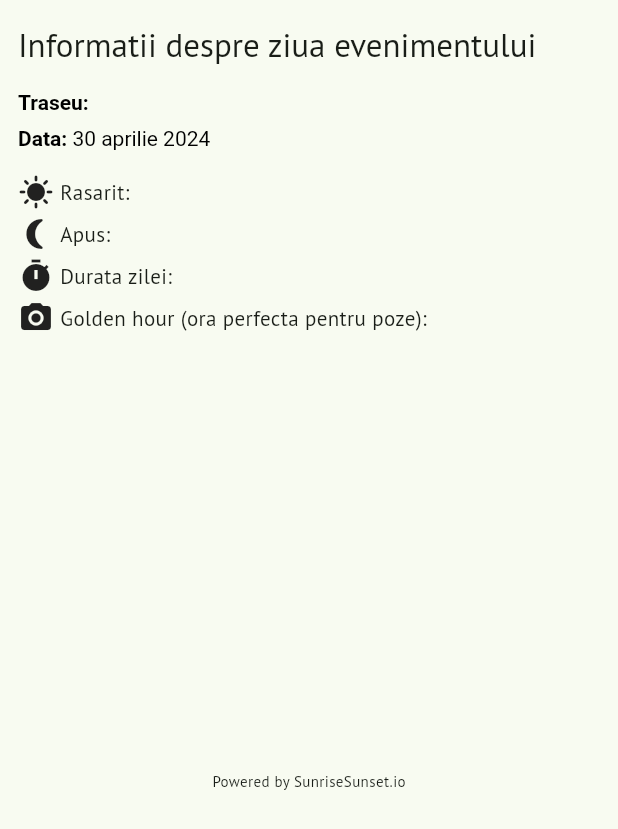
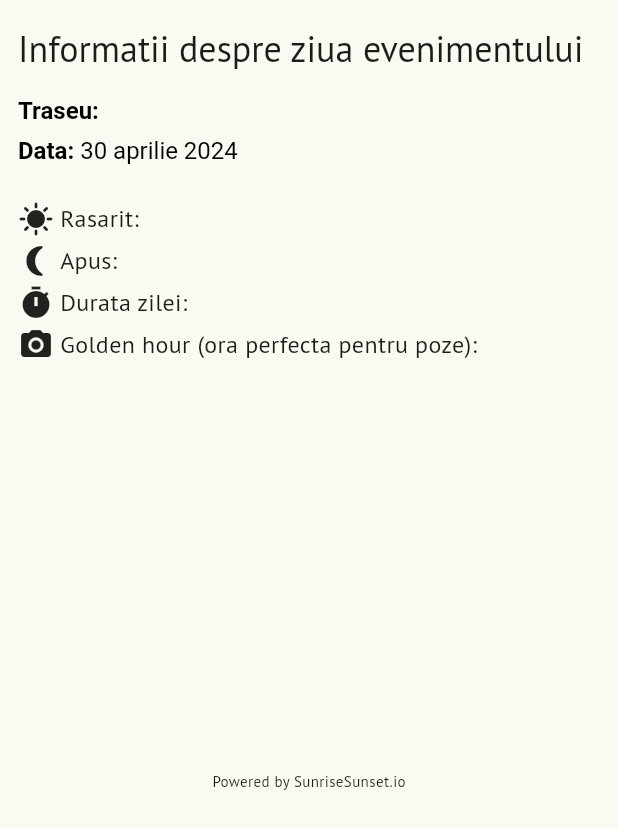
Before and after one commit to Berejnec/HikeConnect, a Flutter app: the _SunriseSunsetModalContent widget shown alone on an empty page, opened directly with empty values, on a phone screen of 412 x 824 dp. Shown: the top 829 px of the screen. Run offline on Flutter 3.47's test engine with Material 3 defaults, Android fonts, the phone set to English and light mode, and no system bars; our stand-ins replace bloc, carousel_slider, cloud_firestore, convex_bottom_bar, dio, firebase_auth and 11 more; missing offline and left inert: side_sheet; accounts and stored records are empty.

Commit message:
UI improvements

```diff
--- a/lib/features/events/chat/chat_room_screen.dart
+++ b/lib/features/events/chat/chat_room_screen.dart
@@ -3,6 +3,7 @@ import 'package:flutter/material.dart';
 import 'package:flutter_bloc/flutter_bloc.dart';
 import 'package:hike_connect/features/auth/auth_cubit.dart';
 import 'package:hike_connect/features/events/chat/chat_messages.dart';
+import 'package:hike_connect/theme/hike_color.dart';
 
 class ChatRoomScreen extends StatefulWidget {
   final String eventId;
@@ -64,7 +65,7 @@ class _ChatRoomScreenState extends State<ChatRoomScreen> {
                         _messageController.clear();
                       }
                     },
-                    icon: const Icon(Icons.send),
+                    icon: const Icon(Icons.send, color: HikeColor.primaryColor),
                   ),
                 ],
               ),
--- a/lib/features/events/events_screen.dart
+++ b/lib/features/events/events_screen.dart
@@ -10,12 +10,12 @@ import 'package:gap/gap.dart';
 import 'package:google_maps_flutter/google_maps_flutter.dart';
 import 'package:hike_connect/features/auth/auth_cubit.dart';
 import 'package:hike_connect/features/emergency/emergency_tabs_screen.dart';
-import 'package:hike_connect/features/events/chat/chat_messages.dart';
 import 'package:hike_connect/features/events/chat/chat_room_screen.dart';
 import 'package:hike_connect/models/event_participant.dart';
 import 'package:hike_connect/models/hike_event.dart';
 import 'package:hike_connect/models/hiker_user.dart';
 import 'package:hike_connect/theme/hike_color.dart';
+import 'package:hike_connect/utils/widgets/icon_text_row.dart';
 import 'package:intl/intl.dart';
 import 'package:url_launcher/url_launcher.dart';
 
@@ -97,7 +97,8 @@ class _EventsPageState extends State<EventsScreen> {
             Text('Evenimente '),
             Text(
               'HikeConnect',
-              style: TextStyle(fontSize: 16.0, fontWeight: FontWeight.bold, fontStyle: FontStyle.italic),
+              style: TextStyle(
+                  fontSize: 16.0, fontWeight: FontWeight.bold, fontStyle: FontStyle.italic),
             ),
           ],
         ),
@@ -130,7 +131,8 @@ class _EventsPageState extends State<EventsScreen> {
                   List<HikeEvent> events = snapshot.data!.docs
                       .map((doc) => HikeEvent.fromMap(doc.data() as Map<String, dynamic>))
                       .where(
-                        (event) => event.date.isAfter(DateTime.now().subtract(const Duration(days: 1))),
+                        (event) =>
+                            event.date.isAfter(DateTime.now().subtract(const Duration(days: 1))),
                       )
                       .toList();
 
@@ -152,8 +154,8 @@ class _EventsPageState extends State<EventsScreen> {
                     itemBuilder: (context, index) {
                       HikeEvent event = events[index];
 
-                      bool isParticipant =
-                          event.participants.any((participant) => participant.userId == context.read<AuthCubit>().getHikerUser()?.uid);
+                      bool isParticipant = event.participants.any((participant) =>
+                          participant.userId == context.read<AuthCubit>().getHikerUser()?.uid);
 
                       return Column(
                         crossAxisAlignment: CrossAxisAlignment.start,
@@ -181,11 +183,14 @@ class _EventsPageState extends State<EventsScreen> {
                                               Navigator.push(
                                                 context,
                                                 MaterialPageRoute(
-                                                  builder: (context) => ChatRoomScreen(eventId: event.id), // Pass event ID to ChatRoomScreen
+                                                  builder: (context) => ChatRoomScreen(
+                                                      eventId: event
+                                                          .id), // Pass event ID to ChatRoomScreen
                                                 ),
                                               );
                                             },
-                                            padding: const EdgeInsets.symmetric(vertical: 4.0, horizontal: 8.0),
+                                            padding: const EdgeInsets.symmetric(
+                                                vertical: 4.0, horizontal: 8.0),
                                             constraints: const BoxConstraints(),
                                             style: const ButtonStyle(
                                               tapTargetSize: MaterialTapTargetSize.shrinkWrap,
@@ -194,7 +199,8 @@ class _EventsPageState extends State<EventsScreen> {
                                           ),
                                         ],
                                         IconButton(
-                                          padding: const EdgeInsets.symmetric(vertical: 4.0, horizontal: 8.0),
+                                          padding: const EdgeInsets.symmetric(
+                                              vertical: 4.0, horizontal: 8.0),
                                           constraints: const BoxConstraints(),
                                           style: const ButtonStyle(
                                             tapTargetSize: MaterialTapTargetSize.shrinkWrap,
@@ -211,7 +217,8 @@ class _EventsPageState extends State<EventsScreen> {
                                 Text('Data: ${DateFormat('yMMMMd', 'ro').format(event.date)}'),
                                 const Gap(4),
                                 if (event.participants.isNotEmpty) ...[
-                                  Text('Participanti:', style: Theme.of(context).textTheme.titleSmall),
+                                  Text('Participanti:',
+                                      style: Theme.of(context).textTheme.titleSmall),
                                   for (EventParticipant participant in event.participants) ...[
                                     const Gap(4),
                                     Row(
@@ -223,7 +230,9 @@ class _EventsPageState extends State<EventsScreen> {
                                         const Gap(8),
                                         Text(participant.displayName.split(' ')[0]),
                                         const Gap(8),
-                                        if (isParticipant && participant.userId != context.read<AuthCubit>().getHikerUser()?.uid) ...[
+                                        if (isParticipant &&
+                                            participant.userId !=
+                                                context.read<AuthCubit>().getHikerUser()?.uid) ...[
                                           IconButton(
                                             color: HikeColor.infoDarkColor,
                                             padding: const EdgeInsets.all(8.0),
@@ -232,7 +241,8 @@ class _EventsPageState extends State<EventsScreen> {
                                               tapTargetSize: MaterialTapTargetSize.shrinkWrap,
                                             ),
                                             onPressed: () async {
-                                              var whatsappUrl = Uri.parse("whatsapp://send?phone=${participant.phoneNumber}"
+                                              var whatsappUrl = Uri.parse(
+                                                  "whatsapp://send?phone=${participant.phoneNumber}"
                                                   "&text=${Uri.encodeComponent("HikeConnect: M-am alaturat evenimentului ${event.hikingTrail.routeName} din data de ${DateFormat('yMMMMd', 'ro').format(event.date)} !")}");
                                               try {
                                                 if (await canLaunchUrl(whatsappUrl)) {
@@ -245,8 +255,8 @@ class _EventsPageState extends State<EventsScreen> {
                                                       behavior: SnackBarBehavior.floating,
                                                       margin: EdgeInsets.only(bottom: 16.0),
                                                       backgroundColor: HikeColor.infoColor,
-                                                      content:
-                                                          Text("Este necesar sa aveti aplicatia WhatsApp instalata pentru a putea trimite un mesaj!"),
+                                                      content: Text(
+                                                          "Este necesar sa aveti aplicatia WhatsApp instalata pentru a putea trimite un mesaj!"),
                                                     ),
                                                   );
                                                 }
@@ -256,12 +266,17 @@ class _EventsPageState extends State<EventsScreen> {
                                             },
                                             icon: const Icon(FontAwesomeIcons.whatsapp, size: 20.0),
                                           ),
-                                        ] else if (isParticipant && participant.userId == context.read<AuthCubit>().getHikerUser()?.uid) ...[
+                                        ] else if (isParticipant &&
+                                            participant.userId ==
+                                                context.read<AuthCubit>().getHikerUser()?.uid) ...[
                                           const Gap(4),
                                           const Text('(Dvs.)'),
                                           IconButton(
                                             onPressed: () {
-                                              withdrawEvent(event.id, context.read<AuthCubit>().getHikerUser()!, context);
+                                              withdrawEvent(
+                                                  event.id,
+                                                  context.read<AuthCubit>().getHikerUser()!,
+                                                  context);
                                             },
                                             icon: const Icon(
                                               Icons.person_remove,
@@ -278,7 +293,8 @@ class _EventsPageState extends State<EventsScreen> {
                                   const Gap(8),
                                   FilledButton.tonal(
                                     onPressed: () {
-                                      joinEvent(event.id, context.read<AuthCubit>().getHikerUser()!);
+                                      joinEvent(
+                                          event.id, context.read<AuthCubit>().getHikerUser()!);
                                       ScaffoldMessenger.of(context).showSnackBar(
                                         const SnackBar(
                                           content: Text('Te-ai alaturat evenimentului cu succes!'),
@@ -289,7 +305,8 @@ class _EventsPageState extends State<EventsScreen> {
                                       );
                                     },
                                     style: FilledButton.styleFrom(
-                                      padding: const EdgeInsets.symmetric(vertical: 0.0, horizontal: 16.0),
+                                      padding: const EdgeInsets.symmetric(
+                                          vertical: 0.0, horizontal: 16.0),
                                     ),
                                     child: const Text('Participa'),
                                   ),
@@ -323,7 +340,8 @@ class _EventsPageState extends State<EventsScreen> {
       if (eventDoc.exists) {
         HikeEvent existingEvent = HikeEvent.fromMap(eventDoc.data() as Map<String, dynamic>);
 
-        if (!existingEvent.participants.any((participant) => participant.userId == currentUser.uid)) {
+        if (!existingEvent.participants
+            .any((participant) => participant.userId == currentUser.uid)) {
           EventParticipant participant = EventParticipant(
             userId: currentUser.uid,
             displayName: currentUser.displayName,
@@ -373,11 +391,13 @@ class _EventsPageState extends State<EventsScreen> {
       if (eventDoc.exists) {
         HikeEvent existingEvent = HikeEvent.fromMap(eventDoc.data() as Map<String, dynamic>);
         if (!mounted) return;
-        if (existingEvent.participants.any((participant) => participant.userId == currentUser.uid)) {
+        if (existingEvent.participants
+            .any((participant) => participant.userId == currentUser.uid)) {
           bool confirmed = await showWithdrawConfirmationDialog(context) ?? false;
 
           if (confirmed) {
-            existingEvent.participants.removeWhere((participant) => participant.userId == currentUser.uid);
+            existingEvent.participants
+                .removeWhere((participant) => participant.userId == currentUser.uid);
 
             await eventsCollection.doc(eventId).update(existingEvent.toMap());
             if (!mounted) return;
@@ -458,7 +478,7 @@ class _SunriseSunsetModalContentState extends State<_SunriseSunsetModalContent>
                   children: [
                     Text(
                       'Informatii despre ziua evenimentului',
-                      style: Theme.of(context).textTheme.titleLarge,
+                      style: Theme.of(context).textTheme.headlineSmall,
                     ),
                   ],
                 ),
@@ -467,8 +487,12 @@ class _SunriseSunsetModalContentState extends State<_SunriseSunsetModalContent>
                   text: TextSpan(
                     style: const TextStyle(color: Colors.black),
                     children: [
-                      const TextSpan(text: 'Traseu: ', style: TextStyle(fontWeight: FontWeight.bold)),
-                      TextSpan(text: widget.event.hikingTrail.routeName),
+                      const TextSpan(
+                          text: 'Traseu: ',
+                          style: TextStyle(fontWeight: FontWeight.bold, fontSize: 16.0)),
+                      TextSpan(
+                          text: widget.event.hikingTrail.routeName,
+                          style: const TextStyle(fontSize: 16.0)),
                     ],
                   ),
                 ),
@@ -477,46 +501,39 @@ class _SunriseSunsetModalContentState extends State<_SunriseSunsetModalContent>
                   text: TextSpan(
                     style: const TextStyle(color: Colors.black),
                     children: [
-                      const TextSpan(text: 'Data: ', style: TextStyle(fontWeight: FontWeight.bold)),
-                      TextSpan(text: DateFormat('yMMMMd', 'ro').format(widget.event.date)),
+                      const TextSpan(
+                          text: 'Data: ',
+                          style: TextStyle(fontWeight: FontWeight.bold, fontSize: 16.0)),
+                      TextSpan(
+                          text: DateFormat('yMMMMd', 'ro').format(widget.event.date),
+                          style: const TextStyle(fontSize: 16.0)),
                     ],
                   ),
                 ),
-                const Gap(16),
+                const Gap(24),
                 Column(
                   mainAxisAlignment: MainAxisAlignment.spaceBetween,
                   mainAxisSize: MainAxisSize.max,
                   children: [
-                    Row(
-                      children: [
-                        const Icon(Icons.sunny),
-                        const Gap(4),
-                        Text('Rasarit: ${widget.sunriseSunsetData['sunrise']}'),
-                      ],
+                    IconTextRow(
+                      icon: Icons.sunny,
+                      text: 'Rasarit: ${widget.sunriseSunsetData['sunrise']}',
                     ),
                     const Gap(4),
-                    Row(
-                      children: [
-                        const Icon(Icons.nightlight_round_rounded),
-                        const Gap(4),
-                        Text('Apus: ${widget.sunriseSunsetData['sunset']}'),
-                      ],
+                    IconTextRow(
+                      icon: Icons.nightlight_round_rounded,
+                      text: 'Apus: ${widget.sunriseSunsetData['sunset']}',
                     ),
                     const Gap(4),
-                    Row(
-                      children: [
-                        const Icon(Icons.timer),
-                        const Gap(4),
-                        Text('Durata zilei: ${widget.sunriseSunsetData['day_length']}'),
-                      ],
+                    IconTextRow(
+                      icon: Icons.timer,
+                      text: 'Durata zilei: ${widget.sunriseSunsetData['day_length']}',
                     ),
                     const Gap(4),
-                    Row(
-                      children: [
-                        const Icon(Icons.camera_alt),
-                        const Gap(4),
-                        Text('Golden hour (ora perfecta pentru poze): ${widget.sunriseSunsetData['golden_hour']}'),
-                      ],
+                    IconTextRow(
+                      icon: Icons.camera_alt,
+                      text:
+                          'Golden hour (ora perfecta pentru poze): ${widget.sunriseSunsetData['golden_hour']}',
                     ),
                   ],
                 ),
--- /dev/null
+++ b/lib/utils/widgets/icon_text_row.dart
@@ -0,0 +1,23 @@
+import 'package:flutter/material.dart';
+
+class IconTextRow extends StatelessWidget {
+  final IconData icon;
+  final String text;
+
+  const IconTextRow({
+    Key? key,
+    required this.icon,
+    required this.text,
+  }) : super(key: key);
+
+  @override
+  Widget build(BuildContext context) {
+    return Row(
+      children: [
+        Icon(icon),
+        const SizedBox(width: 4),
+        Text(text, style: const TextStyle(fontSize: 16.0)),
+      ],
+    );
+  }
+}
```
